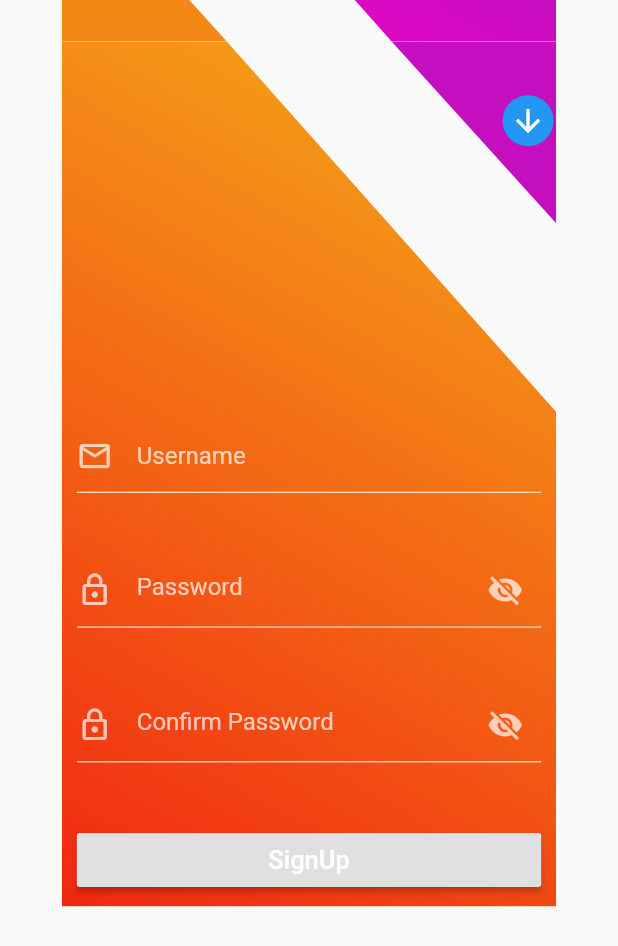
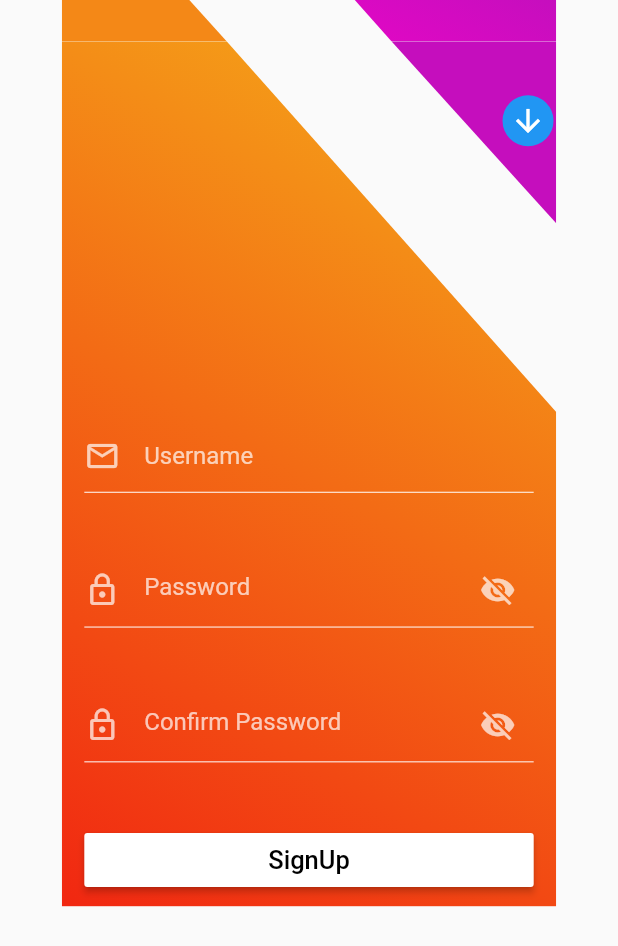
Before and after one commit to Rishan99/AuthPageFlutter, a Flutter app: the screen it shows after launch, scrolled down 576 dp, on a phone screen of 412 x 824 dp. Shown: the top 946 px of the screen. Run offline on Flutter 3.47's test engine with Material 2 defaults, Android fonts, the phone set to English and light mode, and no system bars.

Commit message:
color changes

```diff
--- a/lib/authpage.dart
+++ b/lib/authpage.dart
@@ -1,5 +1,4 @@
 import 'dart:math';
-
 import 'package:authpage/clipper/clipper.dart';
 import 'package:flutter/material.dart';
 
@@ -313,7 +312,7 @@ class _AuthPageState extends State<AuthPage> with TickerProviderStateMixin {
         ),
         Expanded(
           child: Container(
-            padding: EdgeInsets.symmetric(horizontal: 10, vertical: 5),
+            padding: EdgeInsets.symmetric(horizontal: 15, vertical: 5),
             child: Column(
               mainAxisAlignment: MainAxisAlignment.spaceBetween,
               children: <Widget>[
@@ -414,10 +413,11 @@ class _AuthPageState extends State<AuthPage> with TickerProviderStateMixin {
                     child: Container(
                         width: double.maxFinite,
                         child: RaisedButton(
+                          color:  Colors.white,
                             child: Text(
                               'SignUp',
                               style:
-                                  TextStyle(color: Colors.white, fontSize: 17),
+                                  TextStyle(color: Colors.black, fontSize: 17),
                             ),
                             onPressed: () {})),
                   ),
@@ -437,7 +437,7 @@ class _AuthPageState extends State<AuthPage> with TickerProviderStateMixin {
         Expanded(
           child: Container(
             padding: EdgeInsets.symmetric(
-              horizontal: 10,
+              horizontal: 15,
             ),
             child: Column(
               mainAxisAlignment: MainAxisAlignment.spaceEvenly,
```
